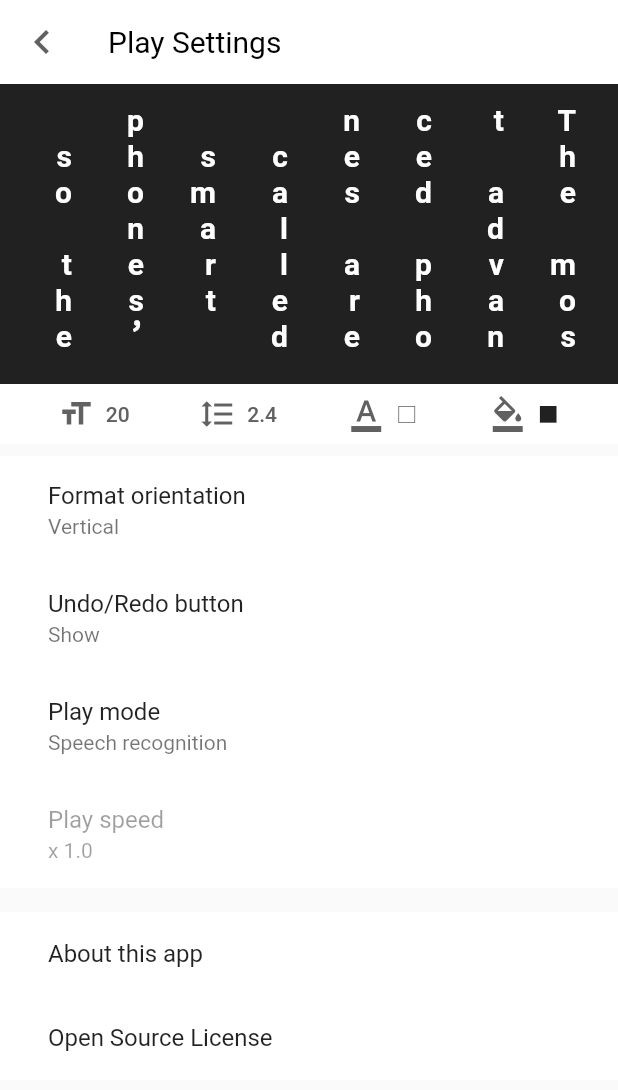
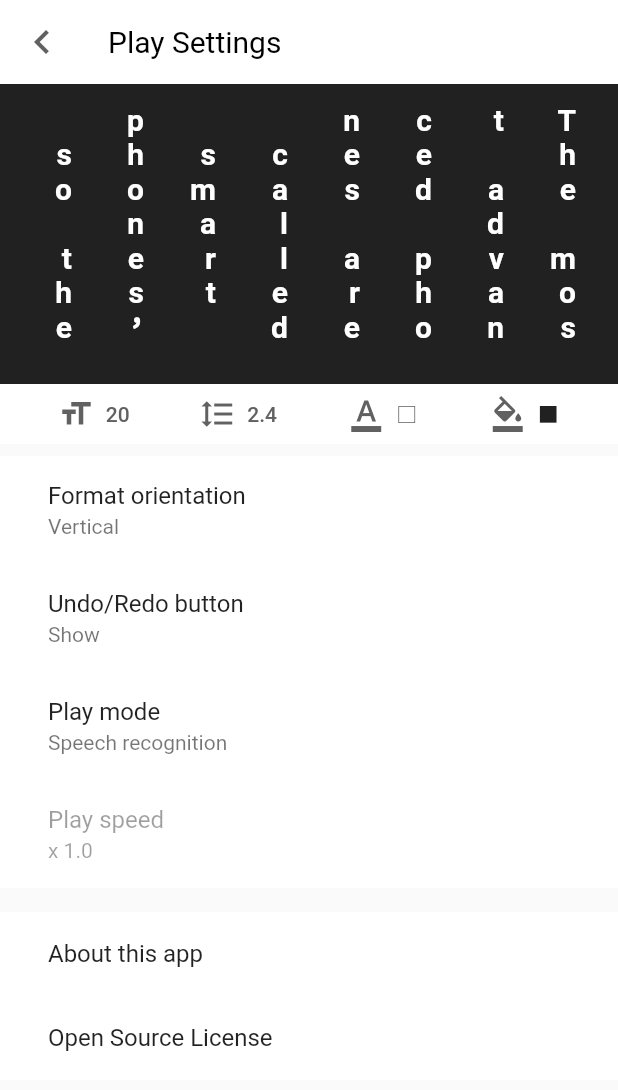
Before and after one commit to sakusaku3939/Presc, a Flutter app: the PlaybackScreen screen opened directly with empty values, item 4 of the bottom bar chosen, after a tap on the "play arrow" icon, after a tap on the "settings" icon, on a phone screen of 412 x 824 dp. Shown: the top 1090 px of the screen. Run offline on Flutter 3.47's test engine with Material 2 defaults, Android fonts, the phone set to English and light mode, and no system bars; our stand-ins replace dots_indicator, flutter_colorpicker, flutter_dotenv, flutter_keyboard_visibility, flutter_staggered_animations, in_app_review and 6 more; missing offline and left inert: fading_edge_scrollview, flutter_scale_tap, receive_sharing_intent, sound_mode; accounts and stored records are empty.

Commit message:
文字の白塗りが平常より大きくなるバグ修正

```diff
--- a/lib/config/playback_text_style.dart
+++ b/lib/config/playback_text_style.dart
@@ -16,20 +16,18 @@ class PlaybackTextStyle {
   TextStyle get recognized => TextStyle(
         color: _model!.backgroundColor,
         backgroundColor: _model!.textColor,
-        height: _model!.scrollHorizontal == true ? _model!.fontHeight : 1.2,
         fontWeight: FontWeight.normal,
         fontSize: _model!.fontSize.toDouble(),
       );
 
   TextStyle get unrecognized => TextStyle(
         color: _model!.textColor,
-        height: _model!.scrollHorizontal == true ? _model!.fontHeight : 1.2,
         fontWeight: FontWeight.bold,
         fontSize: _model!.fontSize.toDouble(),
       );
 
-  TextStyle get calculation => TextStyle(
-        height: _model!.fontHeight,
+  StrutStyle get strutStyle => StrutStyle(
+        height: _model!.scrollHorizontal == true ? _model!.fontHeight : 1.2,
         fontSize: _model!.fontSize.toDouble(),
       );
 }
--- a/lib/view/screens/setting.dart
+++ b/lib/view/screens/setting.dart
@@ -169,6 +169,7 @@ class SettingScreen extends StatelessWidget {
             child: Text(
               SampleTextConfig().setting,
               style: PlaybackTextStyle.of(model).unrecognized,
+              strutStyle: PlaybackTextStyle.of(model).strutStyle,
             ),
           ),
         ),
--- a/lib/view/utils/playback_text_view.dart
+++ b/lib/view/utils/playback_text_view.dart
@@ -195,6 +195,7 @@ class _RecognizedTextView extends StatelessWidget {
       builder: (context, model, child) {
         if (playbackProvider.scrollHorizontal) {
           _scrollHorizontalRecognizedText(context, model);
+
           return Text.rich(
             TextSpan(
               style: DefaultTextStyle.of(context).style,
@@ -210,9 +211,11 @@ class _RecognizedTextView extends StatelessWidget {
               ],
             ),
             key: playbackTextKey,
+            strutStyle: PlaybackTextStyle.of(playbackProvider).strutStyle,
           );
         } else {
           _scrollVerticalRecognizedText(context, model);
+
           return Tategaki(
             recognizedText: model.recognizedText,
             unrecognizedText: model.unrecognizedText,
@@ -228,7 +231,8 @@ class _RecognizedTextView extends StatelessWidget {
     SpeechToTextProvider model,
   ) {
     if (model.recognizedText.isNotEmpty) {
-      final box = playbackTextKey.currentContext?.findRenderObject() as RenderBox;
+      final box =
+          playbackTextKey.currentContext?.findRenderObject() as RenderBox;
       final height = _textBoxHeight(
         context,
         model.recognizedText,
```
